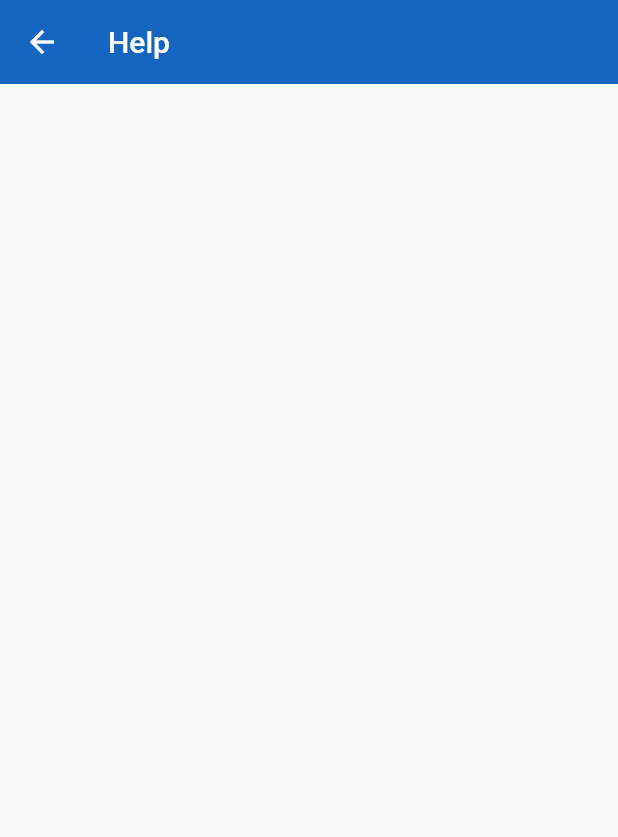
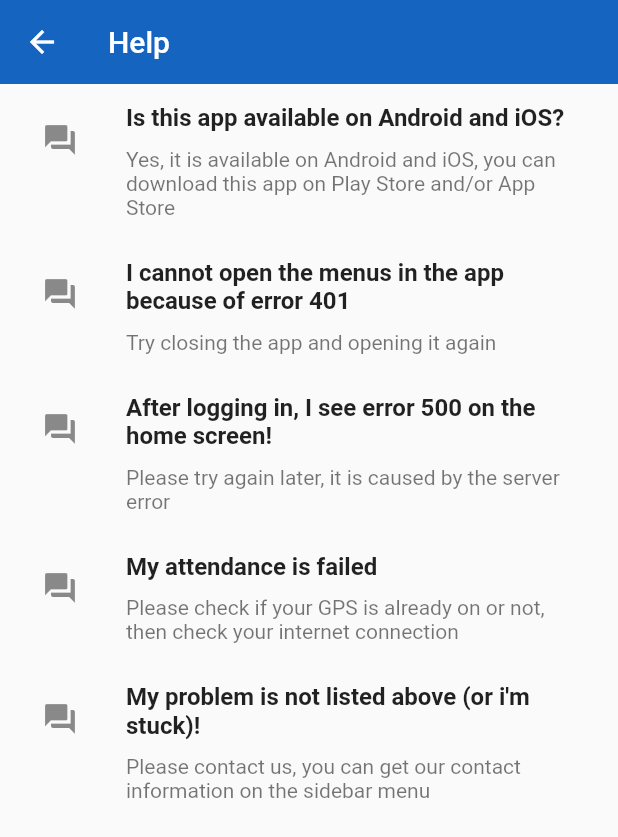
Before and after one commit to KevinJonathan117/Flutter-CheckClock, a Flutter app: the Help screen opened directly, on a phone screen of 412 x 824 dp. Shown: the top 837 px of the screen. Run offline on Flutter 3.47's test engine with Material 2 defaults, Android fonts, the phone set to English and light mode, and no system bars; our stand-ins replace qr_flutter, table_calendar.

Commit message:
Added help screen content, removed unused code

```diff
--- a/lib/main.dart
+++ b/lib/main.dart
@@ -1,4 +1,3 @@
-import 'package:check_clock/screens/home.dart';
 import 'package:flutter/material.dart';
 import 'package:check_clock/screens/login.dart';
 
--- /dev/null
+++ b/lib/models/question_answers.dart
@@ -0,0 +1,6 @@
+class QuestionAnswers {
+  String question;
+  String answer;
+
+  QuestionAnswers({this.question, this.answer});
+}
--- a/lib/screens/menu/attendance_scan.dart
+++ b/lib/screens/menu/attendance_scan.dart
@@ -1,6 +1,3 @@
-import 'dart:io';
-
-import 'package:flutter/foundation.dart';
 import 'package:flutter/material.dart';
 import 'package:qr_flutter/qr_flutter.dart';
 
--- a/lib/screens/menu/help.dart
+++ b/lib/screens/menu/help.dart
@@ -1,7 +1,28 @@
 import 'package:flutter/material.dart';
-import 'package:check_clock/shared/drawer.dart';
+import 'package:check_clock/models/question_answers.dart';
 
 class Help extends StatelessWidget {
+  List<QuestionAnswers> questionAnswers = [
+    QuestionAnswers(
+        question: "Is this app available on Android and iOS?",
+        answer:
+            "Yes, it is available on Android and iOS, you can download this app on Play Store and/or App Store"),
+    QuestionAnswers(
+        question: "I cannot open the menus in the app because of error 401",
+        answer: "Try closing the app and opening it again"),
+    QuestionAnswers(
+        question: "After logging in, I see error 500 on the home screen!",
+        answer: "Please try again later, it is caused by the server error"),
+    QuestionAnswers(
+        question: "My attendance is failed",
+        answer:
+            "Please check if your GPS is already on or not, then check your internet connection"),
+    QuestionAnswers(
+        question: "My problem is not listed above (or i'm stuck)!",
+        answer:
+            "Please contact us, you can get our contact information on the sidebar menu"),
+  ];
+
   @override
   Widget build(BuildContext context) {
     return Scaffold(
@@ -11,6 +32,29 @@ class Help extends StatelessWidget {
         elevation: 0,
       ),
       //drawer: DrawerComponent(),
+      body: Container(
+        child: ListView.builder(
+            itemCount: questionAnswers.length,
+            itemBuilder: (context, index) {
+              return Padding(
+                padding:
+                    const EdgeInsets.symmetric(vertical: 1.0, horizontal: 4.0),
+                child: Padding(
+                  padding: const EdgeInsets.all(8.0),
+                  child: ListTile(
+                      title: Padding(
+                        padding: const EdgeInsets.fromLTRB(0, 0, 0, 10),
+                        child: Text(
+                          questionAnswers[index].question,
+                          style: TextStyle(fontWeight: FontWeight.bold),
+                        ),
+                      ),
+                      subtitle: Text(questionAnswers[index].answer),
+                      leading: Icon(Icons.question_answer)),
+                ),
+              );
+            }),
+      ),
     );
   }
 }
--- a/lib/screens/menu/history.dart
+++ b/lib/screens/menu/history.dart
@@ -1,5 +1,4 @@
 import 'package:flutter/material.dart';
-import 'package:check_clock/shared/drawer.dart';
 
 class History extends StatelessWidget {
   @override
@@ -10,7 +9,6 @@ class History extends StatelessWidget {
         backgroundColor: Colors.blue[800],
         elevation: 0,
       ),
-      //drawer: DrawerComponent(),
     );
   }
 }
--- a/lib/screens/menu/income.dart
+++ b/lib/screens/menu/income.dart
@@ -1,5 +1,4 @@
 import 'package:flutter/material.dart';
-import 'package:check_clock/shared/drawer.dart';
 
 class Income extends StatelessWidget {
   @override
@@ -10,7 +9,6 @@ class Income extends StatelessWidget {
         backgroundColor: Colors.blue[800],
         elevation: 0,
       ),
-      //drawer: DrawerComponent(),
     );
   }
 }
--- a/lib/screens/menu/progress_track.dart
+++ b/lib/screens/menu/progress_track.dart
@@ -1,5 +1,4 @@
 import 'package:flutter/material.dart';
-import 'package:check_clock/shared/drawer.dart';
 
 class ProgressTrack extends StatelessWidget {
   @override
@@ -10,7 +9,6 @@ class ProgressTrack extends StatelessWidget {
         backgroundColor: Colors.blue[800],
         elevation: 0,
       ),
-      //drawer: DrawerComponent(),
     );
   }
 }
```
Also changed, not shown: lib/screens/contactus.dart (+4 -16 lines), lib/screens/settings.dart (+4 -4 lines), pubspec.lock.
